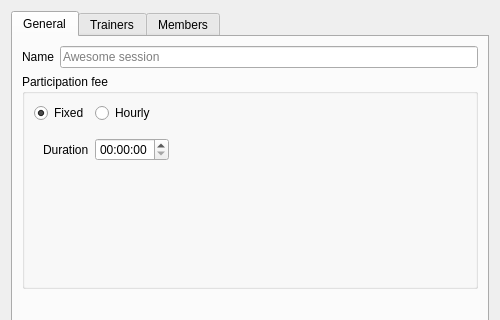
The window that packages/memmer/gui/ui_files/SessionDialog.ui (Krzmbrzl/memmer) describes before a commit, drawn with Qt 5; both pictures show x 0 to 500 and y 0 to 320 of the 500 by 553 pixel window.
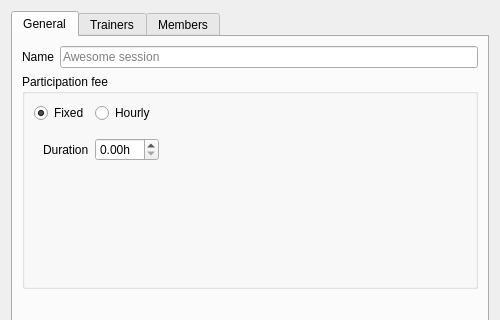
The same window after the commit. The open tabs and pages were chosen to show the change. Custom widgets are drawn as their Qt base class.

Commit message: Use double spinner instead of time edit

```diff
--- a/packages/memmer/gui/ui_files/SessionDialog.ui
+++ b/packages/memmer/gui/ui_files/SessionDialog.ui
@@ -124,13 +124,19 @@
                </widget>
               </item>
               <item row="0" column="1">
-               <widget class="QTimeEdit" name="duration_edit">
+               <widget class="QDoubleSpinBox" name="duration_edit">
                 <property name="sizePolicy">
                  <sizepolicy hsizetype="Fixed" vsizetype="Fixed">
                   <horstretch>0</horstretch>
                   <verstretch>0</verstretch>
                  </sizepolicy>
                 </property>
+                <property name="suffix">
+                 <string>h</string>
+                </property>
+                <property name="singleStep">
+                 <double>0.250000000000000</double>
+                </property>
                </widget>
               </item>
              </layout>
```
The commit also changes 1 other file.
